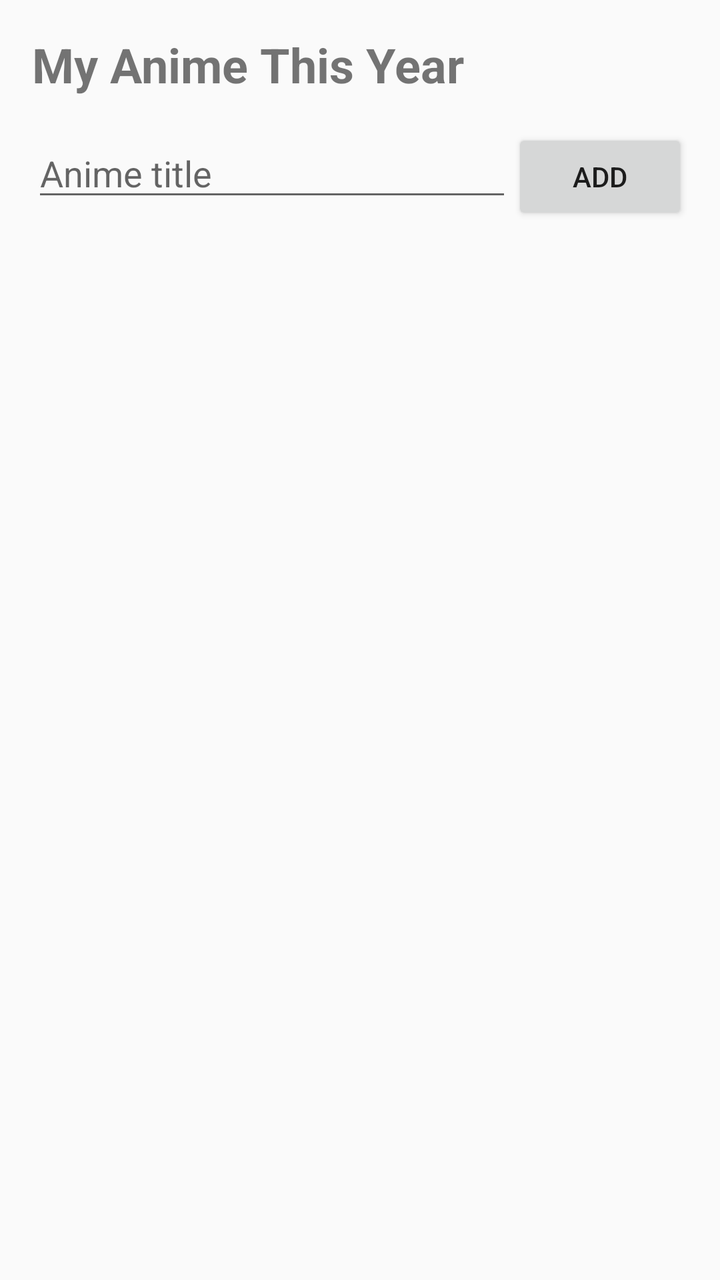
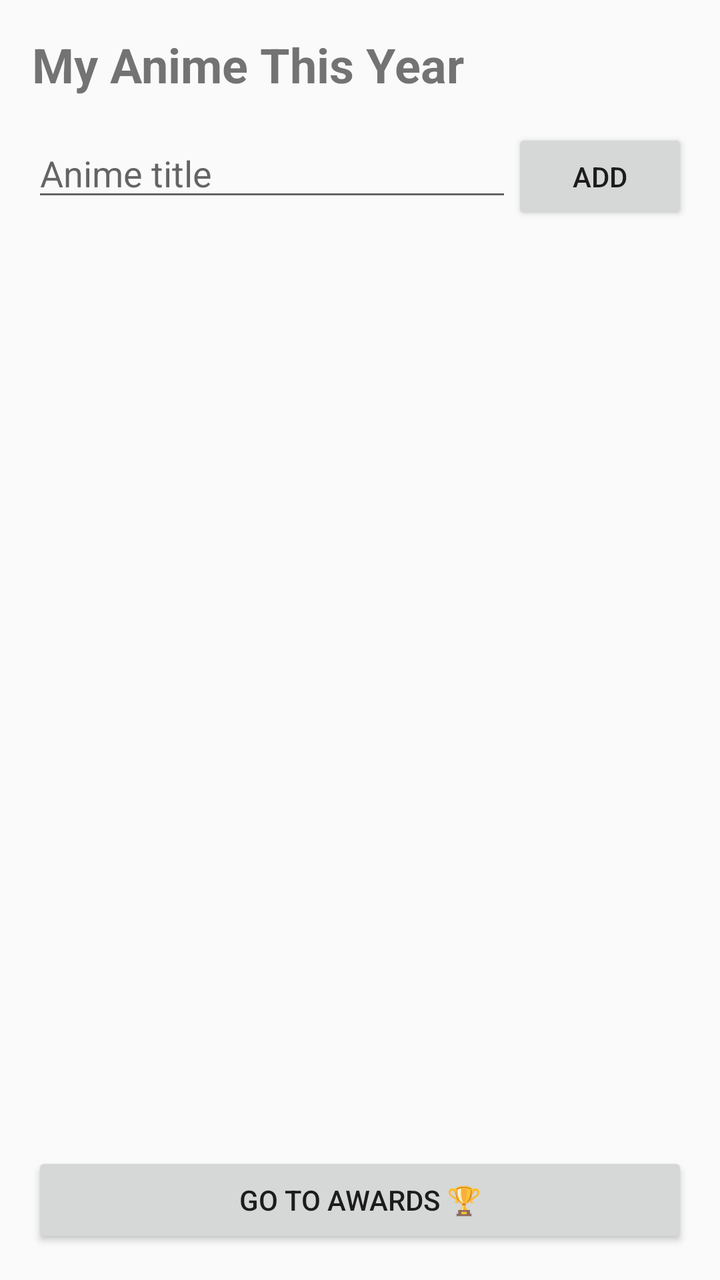

Compare the two renders of this Android layout. The source of the first and the diff that turns it into the second are given below.
<!-- AndroidManifest.xml: application theme Theme.AnimeAwards -->
<!-- res/layout/activity_main.xml -->
<?xml version="1.0" encoding="utf-8"?>
<LinearLayout xmlns:android="http://schemas.android.com/apk/res/android"
    android:layout_width="match_parent"
    android:layout_height="match_parent"
    android:orientation="vertical"
    android:padding="16dp">

    <TextView
        android:layout_width="wrap_content"
        android:layout_height="wrap_content"
        android:text="My Anime This Year"
        android:textSize="24sp"
        android:textStyle="bold" />

    <LinearLayout
        android:layout_width="match_parent"
        android:layout_height="wrap_content"
        android:layout_marginTop="16dp"
        android:orientation="horizontal">

        <EditText
            android:id="@+id/animeInput"
            android:layout_width="0dp"
            android:layout_height="wrap_content"
            android:layout_weight="1"
            android:hint="Anime title"
            android:inputType="text"
            android:maxLines="1" />

        <Button
            android:id="@+id/addButton"
            android:layout_width="wrap_content"
            android:layout_height="wrap_content"
            android:text="Add" />
    </LinearLayout>

    <androidx.recyclerview.widget.RecyclerView
        android:id="@+id/animeRecycler"
        android:layout_width="match_parent"
        android:layout_height="0dp"
        android:layout_marginTop="8dp"
        android:layout_weight="1" />

</LinearLayout>
<!-- resources referenced by this layout -->
<resources>
  <style name="Theme.AnimeAwards" parent="Theme.AppCompat.DayNight.NoActionBar">
          <item name="colorPrimary">#6750A4</item>
          <item name="colorPrimaryDark">#4F378B</item>
          <item name="colorAccent">#D0BCFF</item>
      </style>
</resources>

<!-- the commit's change to res/layout/activity_main.xml (unified diff, before → after) -->
@@ -41,4 +41,10 @@
         android:layout_marginTop="8dp"
         android:layout_weight="1" />
 
+    <Button
+        android:id="@+id/awardsButton"
+        android:layout_width="match_parent"
+        android:layout_height="wrap_content"
+        android:text="Go to Awards 🏆" />
+
 </LinearLayout>
